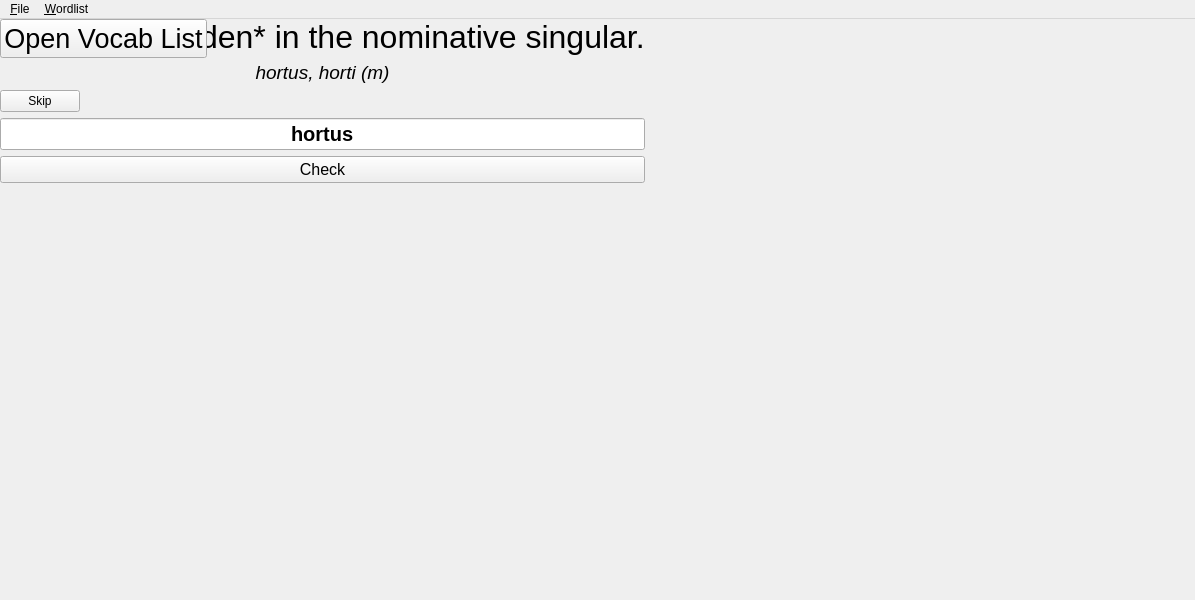
Qt form mainwindow.ui (3DProgrammer/examinatio-verborum) before a commit.
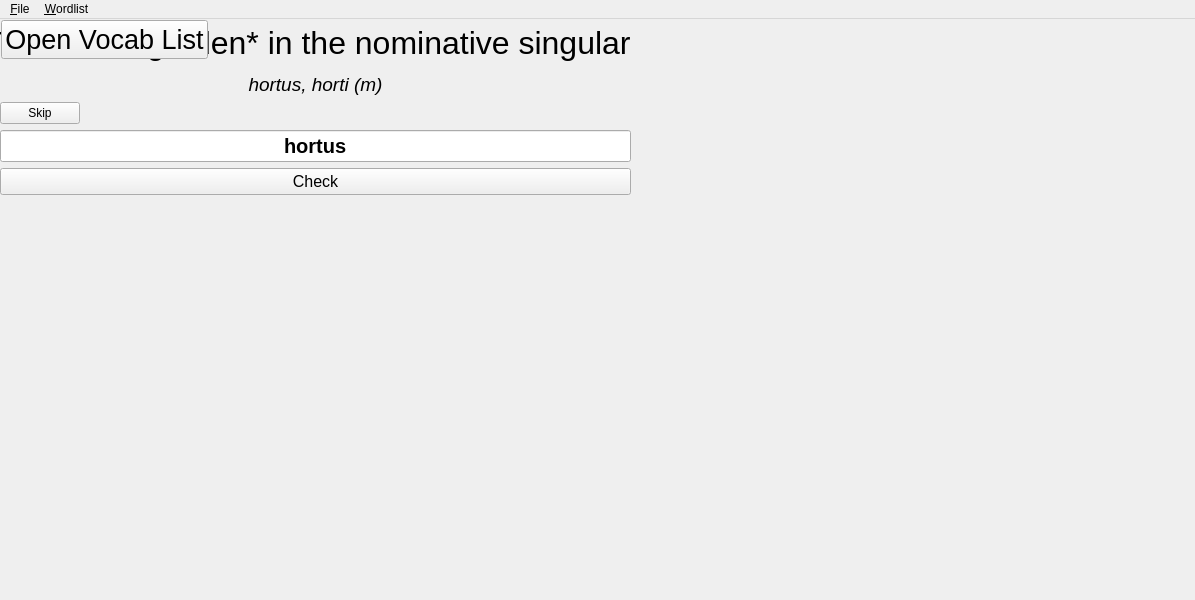
The same form after that commit.

Diff of the .ui file:
```diff
--- a/mainwindow.ui
+++ b/mainwindow.ui
@@ -15,6 +15,14 @@
         </property>
         <widget class="QWidget" name="centralwidget">
             <widget class="QWidget" name="stuff_layout_widget">
+    <property name="geometry">
+     <rect>
+      <x>0</x>
+      <y>0</y>
+      <width>631</width>
+      <height>176</height>
+     </rect>
+    </property>
                 <layout class="QVBoxLayout" name="verticalLayout">
                     <property name="sizeConstraint">
                         <enum>QLayout::SetDefaultConstraint</enum>
@@ -135,6 +143,14 @@
                 </layout>
             </widget>
             <widget class="QWidget" name="open_vocab_list_button_layout_widget">
+    <property name="geometry">
+     <rect>
+      <x>0</x>
+      <y>0</y>
+      <width>209</width>
+      <height>42</height>
+     </rect>
+    </property>
                 <layout class="QVBoxLayout" name="open_vocab_list_button_layout">
                     <item alignment="Qt::AlignHCenter|Qt::AlignVCenter">
                         <widget class="QPushButton" name="open_vocab_list_button">
```
Left out of the diff: 2 changed lines with no effect on the pictures. Lines whose indentation alone changed are shown as unchanged.
